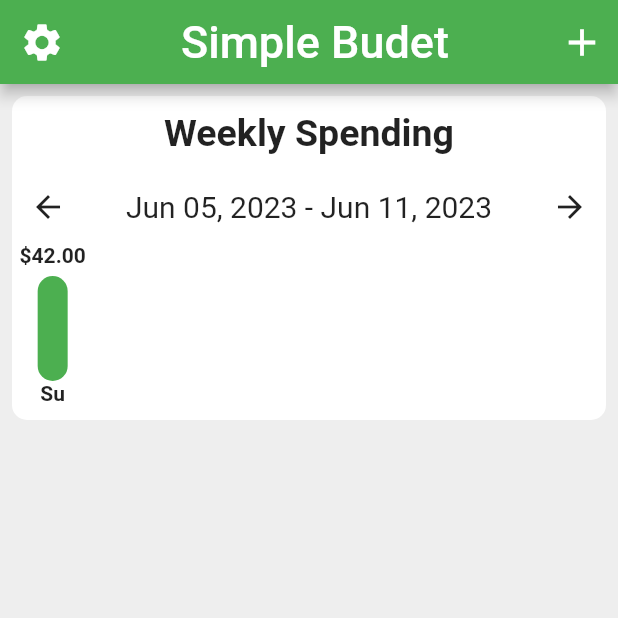
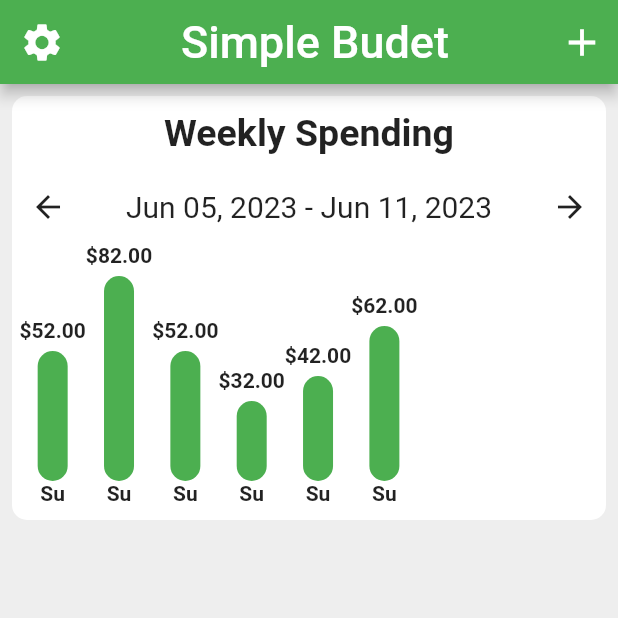
Before and after one commit to TNQT14/ui-basic-with-devera, a Flutter app: the screen it shows after launch, on a phone screen of 412 x 824 dp, the top half of it. Run offline on Flutter 3.47's test engine with Material 2 defaults, Android fonts, the phone set to English and light mode, and no system bars.

Commit message:
fix chart

```diff
--- a/listview/lib/screen/home.dart
+++ b/listview/lib/screen/home.dart
@@ -75,10 +75,18 @@ class Home extends StatelessWidget {
                       ),
                     ),
                     Container(
+                      alignment: Alignment.topLeft,
                       margin: EdgeInsets.only(bottom: 10,left: 5, right: 5),
-                      child: Row(
+                      child: Wrap(
+                        direction: Axis.horizontal,
+                        verticalDirection: VerticalDirection.up,
                         children: <Widget>[
-                          ChartBar(label: 'label', amoutSpent: 42, mostExpensive: 60),
+                          ChartBar(label: 'label', amoutSpent: 52, mostExpensive: 60),
+                          ChartBar(label: 'label', amoutSpent: 82, mostExpensive: 60),
+                          ChartBar(label: 'label[0]', amoutSpent: 52, mostExpensive: 60),
+                          ChartBar(label: 'label[0]', amoutSpent: 32, mostExpensive: 60),
+                          ChartBar(label: 'label[0]', amoutSpent: 42, mostExpensive: 60),
+                          ChartBar(label: 'label[0]', amoutSpent: 62, mostExpensive: 60),
                         ],
                       ),
                     ),
```
